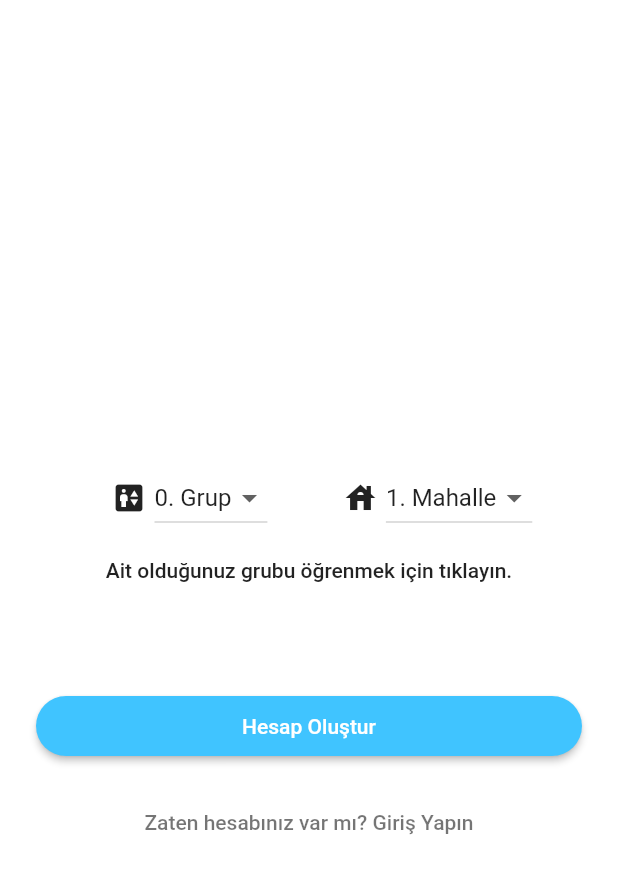
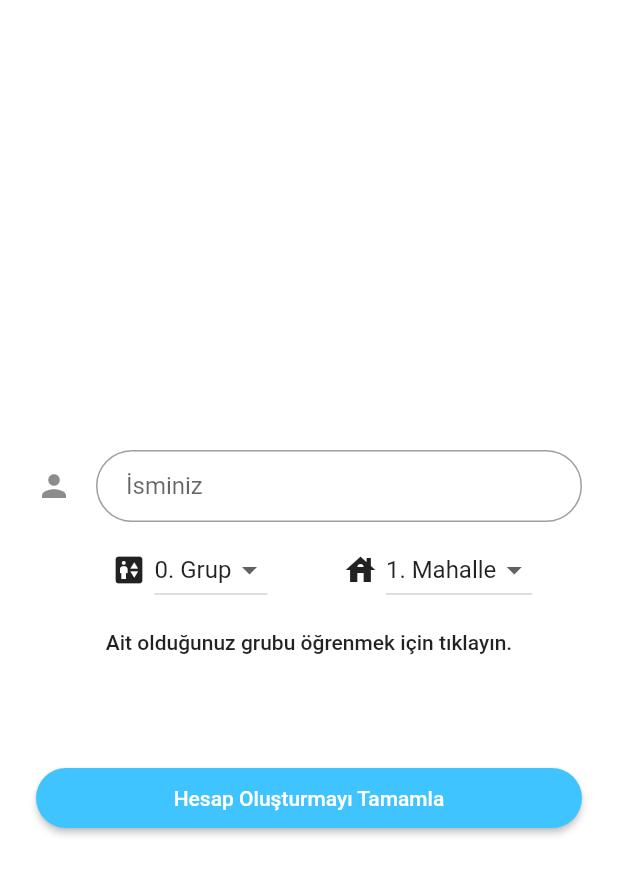
Before and after one commit to fehmivelioglu/afetzede, a Flutter app: the ChooseView screen opened directly, on a phone screen of 412 x 824 dp. Shown: the top 875 px of the screen. Run offline on Flutter 3.47's test engine with Material 2 defaults, Android fonts, the phone set to English and light mode, and no system bars; our stand-ins replace auto_size_text, firebase_auth, firebase_core, google_sign_in; accounts and stored records are empty; network calls fail.

Commit message:
kullaniciveritabani eklendi

```diff
--- a/lib/core/models/user_model.dart
+++ b/lib/core/models/user_model.dart
@@ -2,7 +2,7 @@ class UserModel {
   String uid;
   String userName;
   String place;
-  int oncelik;
+  String oncelik;
   String key;
 
   UserModel({this.uid, this.userName, this.place, this.oncelik});
@@ -34,9 +34,6 @@ class UsersList {
       user.key = key;
 
       userArray.add(user);
-
     });
   }
-
-
 }
--- a/lib/views/screens/account/choose_preferences.dart
+++ b/lib/views/screens/account/choose_preferences.dart
@@ -1,5 +1,9 @@
 import 'package:flutter/material.dart';
 import 'package:the_afetzede/views/screens/viewmodels/register_viewmodels.dart';
+
+import '../viewmodels/register_viewmodels.dart';
+import '../viewmodels/register_viewmodels.dart';
+import '../viewmodels/register_viewmodels.dart';
 
 class ChooseView extends StatefulWidget {
   @override
@@ -21,6 +25,7 @@ class _ChooseViewState extends State<ChooseView> {
           padding: EdgeInsets.only(left: 24.0, right: 24.0),
           children: <Widget>[
             SizedBox(height: 48.0),
+            userName,
             SizedBox(height: 8.0),
             Row(
               children: [
@@ -37,6 +42,7 @@ class _ChooseViewState extends State<ChooseView> {
                     value: selectedItems,
                     onChanged: (String value) {
                       setState(() {
+                        oncelikDeger = value.toString();
                         selectedItems = value;
                       });
                     }),
@@ -53,6 +59,7 @@ class _ChooseViewState extends State<ChooseView> {
                     value: selectedItemsiki,
                     onChanged: (String value) {
                       setState(() {
+                        lokasyonDeger = value.toString();
                         selectedItemsiki = value;
                       });
                     }),
@@ -60,8 +67,7 @@ class _ChooseViewState extends State<ChooseView> {
             ),
             grupAciklama(context),
             SizedBox(height: 40),
-            registerButton(context),
-            createAcc(context),
+            registerComplete(context),
           ],
         ),
       ),
--- a/lib/views/screens/account/login.dart
+++ b/lib/views/screens/account/login.dart
@@ -1,5 +1,7 @@
 import 'package:flutter/material.dart';
 import 'package:the_afetzede/views/screens/viewmodels/login_viewmodels.dart';
+
+import '../viewmodels/login_viewmodels.dart';
 
 class LoginView extends StatefulWidget {
   @override
@@ -21,7 +23,7 @@ class _LoginViewState extends State<LoginView> {
             SizedBox(height: 8.0),
             password,
             SizedBox(height: 24.0),
-            loginButton,
+            girisButton(context),
             createAcc(context),
           ],
         ),
--- a/lib/views/screens/account/login_type.dart
+++ b/lib/views/screens/account/login_type.dart
@@ -3,7 +3,6 @@ import 'package:flutter/material.dart';
 import 'package:the_afetzede/core/services/sign_in_service.dart';
 import 'package:the_afetzede/views/screens/account/choose_preferences.dart';
 import 'package:the_afetzede/views/screens/account/login.dart';
-import 'package:the_afetzede/views/screens/account/login_google.dart';
 
 class LoginType extends StatefulWidget {
   @override
--- a/lib/views/screens/home/homeView.dart
+++ b/lib/views/screens/home/homeView.dart
@@ -4,7 +4,6 @@ import 'package:the_afetzede/core/models/deprem_model.dart';
 import 'package:the_afetzede/core/services/deprem_service.dart';
 import 'package:the_afetzede/core/services/realtime_db_service.dart';
 import 'package:the_afetzede/core/shared/alert_dialog.dart';
-import 'package:the_afetzede/views/screens/account/login_signin.dart';
 import 'package:the_afetzede/views/screens/account/login_type.dart';
 
 class HomeView extends StatefulWidget {
--- a/lib/views/screens/viewmodels/register_viewmodels.dart
+++ b/lib/views/screens/viewmodels/register_viewmodels.dart
@@ -1,7 +1,12 @@
+import 'package:firebase_auth/firebase_auth.dart';
 import 'package:flutter/material.dart';
 import 'package:the_afetzede/core/services/sign_in_service.dart';
 import 'package:the_afetzede/views/screens/account/choose_preferences.dart';
 import 'package:the_afetzede/views/screens/account/login.dart';
+
+import '../../../core/models/user_model.dart';
+import '../../../core/services/realtime_db_service.dart';
+import '../home/homeView.dart';
 
 TextEditingController t1 = TextEditingController();
 TextEditingController t2 = TextEditingController();
@@ -49,6 +54,34 @@ dynamic registerButton(context) {
       padding: EdgeInsets.all(12),
       color: Colors.lightBlueAccent,
       child: Text('Hesap Oluştur', style: TextStyle(color: Colors.white)),
+    ),
+  );
+}
+
+dynamic registerComplete(context) {
+  return Padding(
+    padding: EdgeInsets.symmetric(vertical: 16.0),
+    // ignore: deprecated_member_use
+    child: RaisedButton(
+      shape: RoundedRectangleBorder(
+        borderRadius: BorderRadius.circular(24),
+      ),
+      onPressed: () async {
+        var model = UserModel(
+          uid: FirebaseAuth.instance.currentUser.uid,
+          userName: t3.text,
+          oncelik: oncelikDeger,
+          place: lokasyonDeger,
+        );
+
+        await RealTimeDBService.getInstance().postUser(model);
+        Navigator.push(
+            context, MaterialPageRoute(builder: (context) => HomeView()));
+      },
+      padding: EdgeInsets.all(12),
+      color: Colors.lightBlueAccent,
+      child: Text('Hesap Oluşturmayı Tamamla',
+          style: TextStyle(color: Colors.white)),
     ),
   );
 }
```
Also changed, not shown: lib/views/screens/account/login_google.dart (deleted, +0 -10 lines), lib/views/screens/account/login_signin.dart (deleted, +0 -69 lines), lib/views/screens/viewmodels/login_viewmodels.dart (+24 -0 lines), pubspec.lock.
